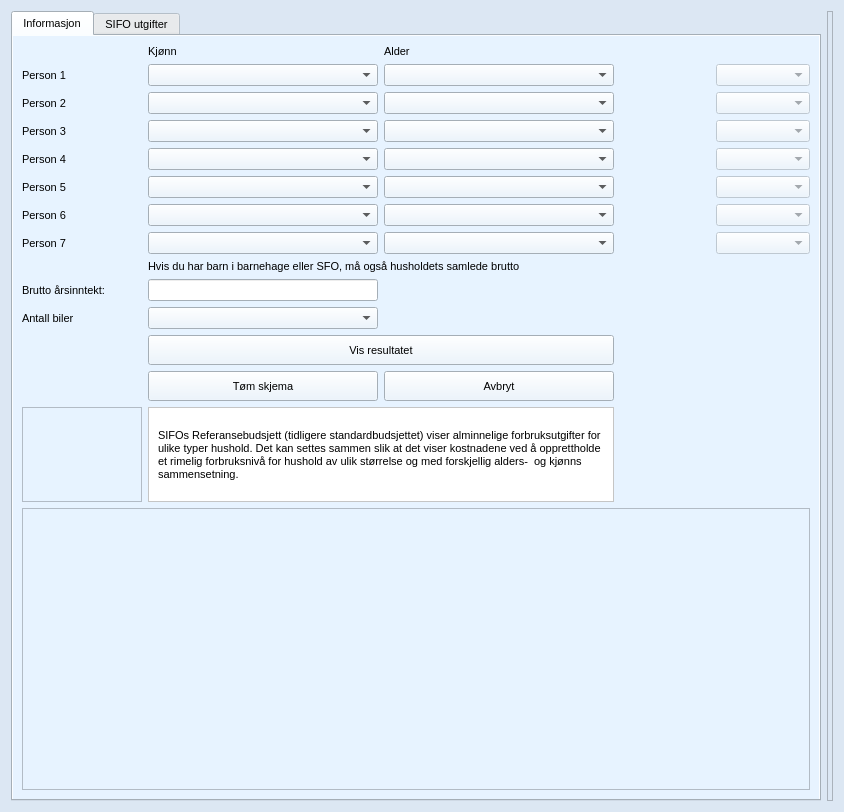
Before: the Qt Designer form source/ui/views/forms/sifo_form.ui in seemir/stressa, drawn with Qt 5.
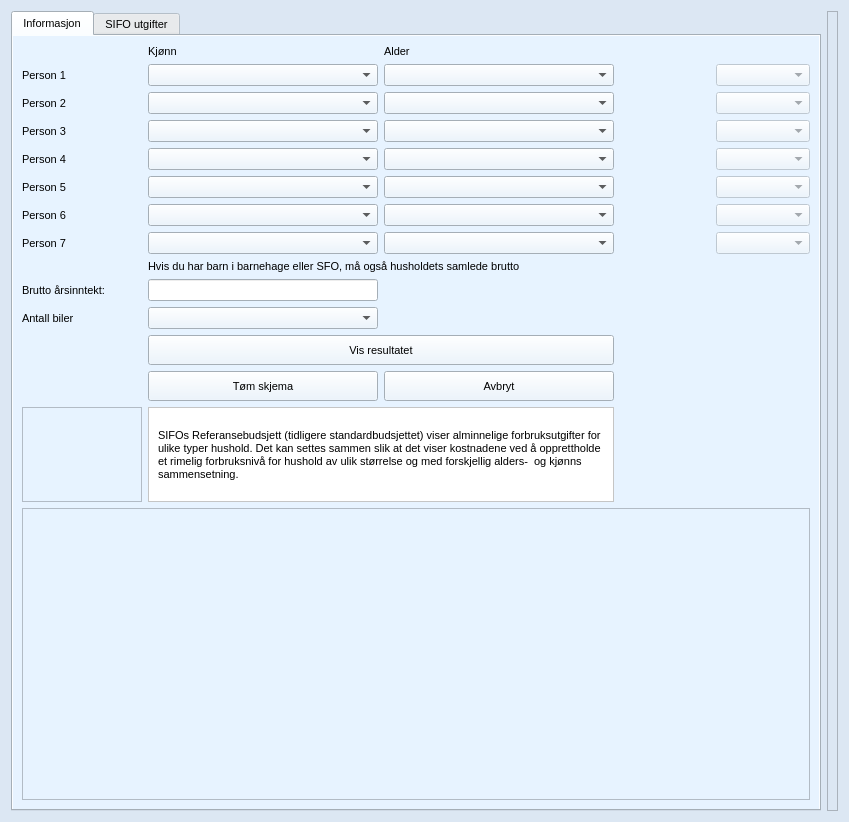
After: the same form once the commit is applied. Icons and pictures are not drawn.

Diff of the .ui file:
```diff
--- a/source/ui/views/forms/sifo_form.ui
+++ b/source/ui/views/forms/sifo_form.ui
@@ -6,8 +6,8 @@
    <rect>
     <x>0</x>
     <y>0</y>
-    <width>844</width>
-    <height>808</height>
+    <width>849</width>
+    <height>822</height>
    </rect>
   </property>
   <property name="sizePolicy">
@@ -467,7 +467,7 @@
      <property name="minimumSize">
       <size>
        <width>810</width>
-       <height>790</height>
+       <height>800</height>
       </size>
      </property>
      <property name="maximumSize">
```
